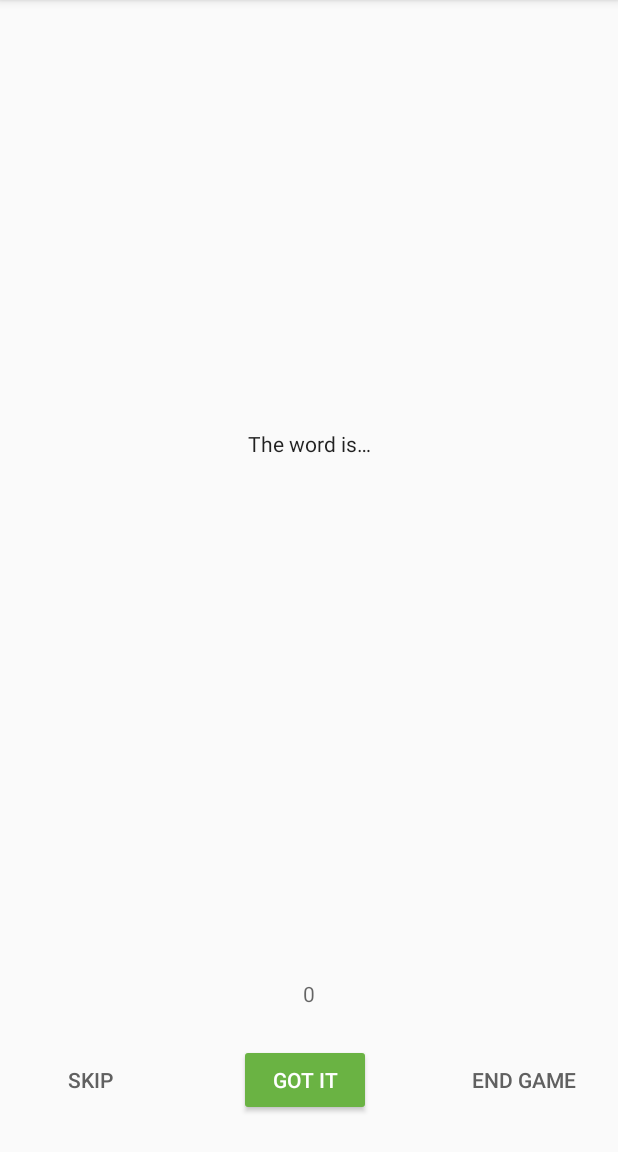
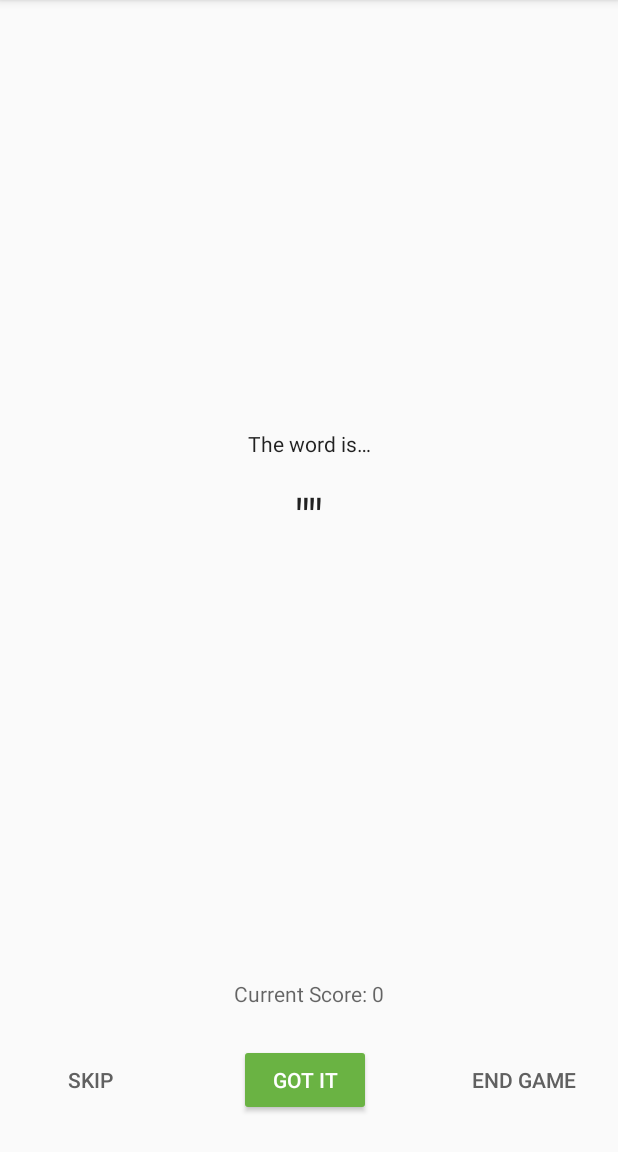
Before and after one commit to chattika-srisook/GuessTheWord-Starter54, an Android app: the GameFragment screen opened through its navigation route, on a phone screen of 412 x 824 dp, the part 84-1236 px from its top. Run offline under Robolectric (Android 15) with nearby library versions, the phone set to English and light mode, and no system bars; our stand-ins replace data binding.

Commit message:
5.3Step 3: Add string formatting with data binding

```diff
--- a/app/src/main/java/com/example/android/guesstheword/screens/game/GameFragment.kt
+++ b/app/src/main/java/com/example/android/guesstheword/screens/game/GameFragment.kt
@@ -58,10 +58,6 @@ class GameFragment : Fragment() {
         /** Setting up LiveData observation relationship **/
 
 
-        viewModel.score.observe(viewLifecycleOwner, Observer { newScore ->
-            binding.scoreText.text = newScore.toString()
-
-        })
 
         // Observer for the Game finished event
         viewModel.eventGameFinish.observe(viewLifecycleOwner, Observer<Boolean> { hasFinished ->
--- a/app/src/main/res/layout/game_fragment.xml
+++ b/app/src/main/res/layout/game_fragment.xml
@@ -57,7 +57,7 @@
             android:textColor="@color/black_text_color"
             android:textSize="34sp"
             android:textStyle="normal"
-            android:text="@{gameViewModel.word}"
+            android:text="@{@string/quote_format(gameViewModel.word)}"
             app:layout_constraintBottom_toTopOf="@+id/score_text"
             app:layout_constraintEnd_toEndOf="parent"
             app:layout_constraintHorizontal_bias="0.5"
@@ -92,6 +92,7 @@
             android:textColor="@color/grey_text_color"
             android:textSize="14sp"
             android:textStyle="normal"
+            android:text="@{@string/score_format(gameViewModel.score)}"
             app:layout_constraintBottom_toTopOf="@+id/guideline"
             app:layout_constraintEnd_toEndOf="parent"
             app:layout_constraintStart_toStartOf="parent"
--- a/app/src/main/res/values/strings.xml
+++ b/app/src/main/res/values/strings.xml
@@ -25,4 +25,6 @@
     <string name="got_it">Got it</string>
     <string name="end_game">End game</string>
     <string name="word_is">The word is…</string>
+    <string name="quote_format">\"%s\"</string>
+    <string name="score_format">Current Score: %d</string>
 </resources>
```
Also changed, not shown: app/src/main/java/com/example/android/guesstheword/screens/score/ScoreFragment.kt (line endings or trailing spaces).
